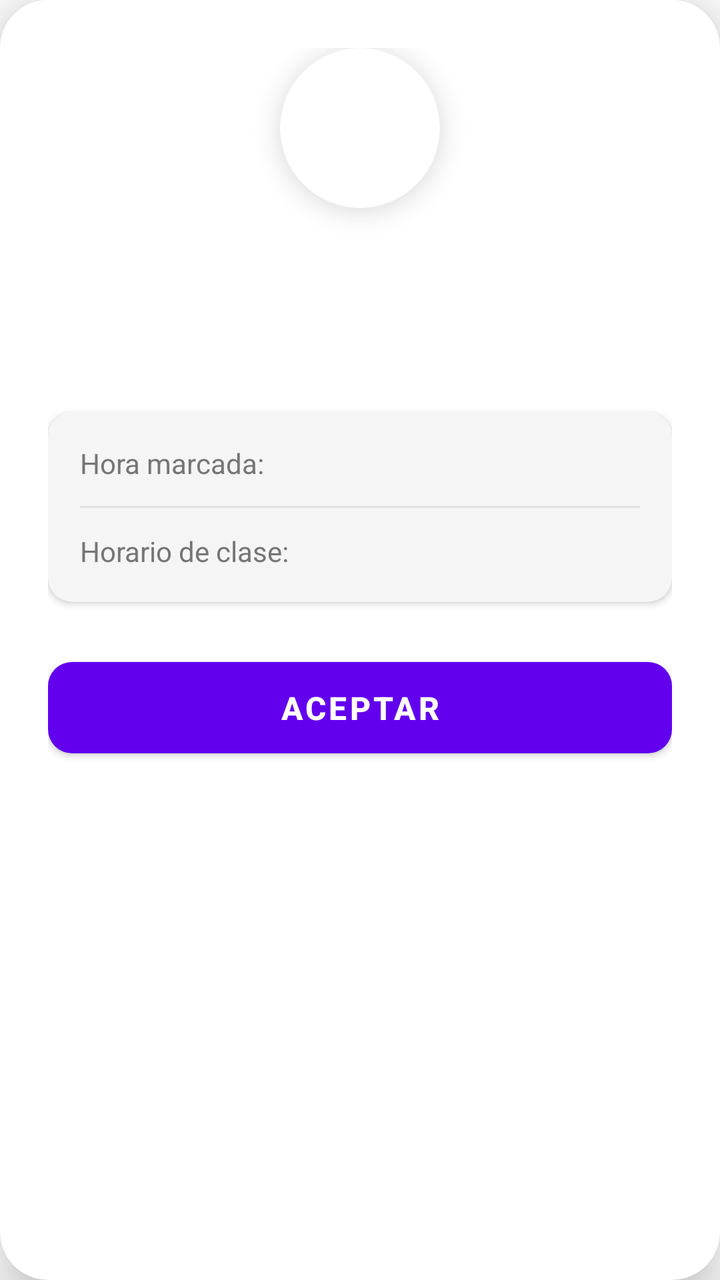
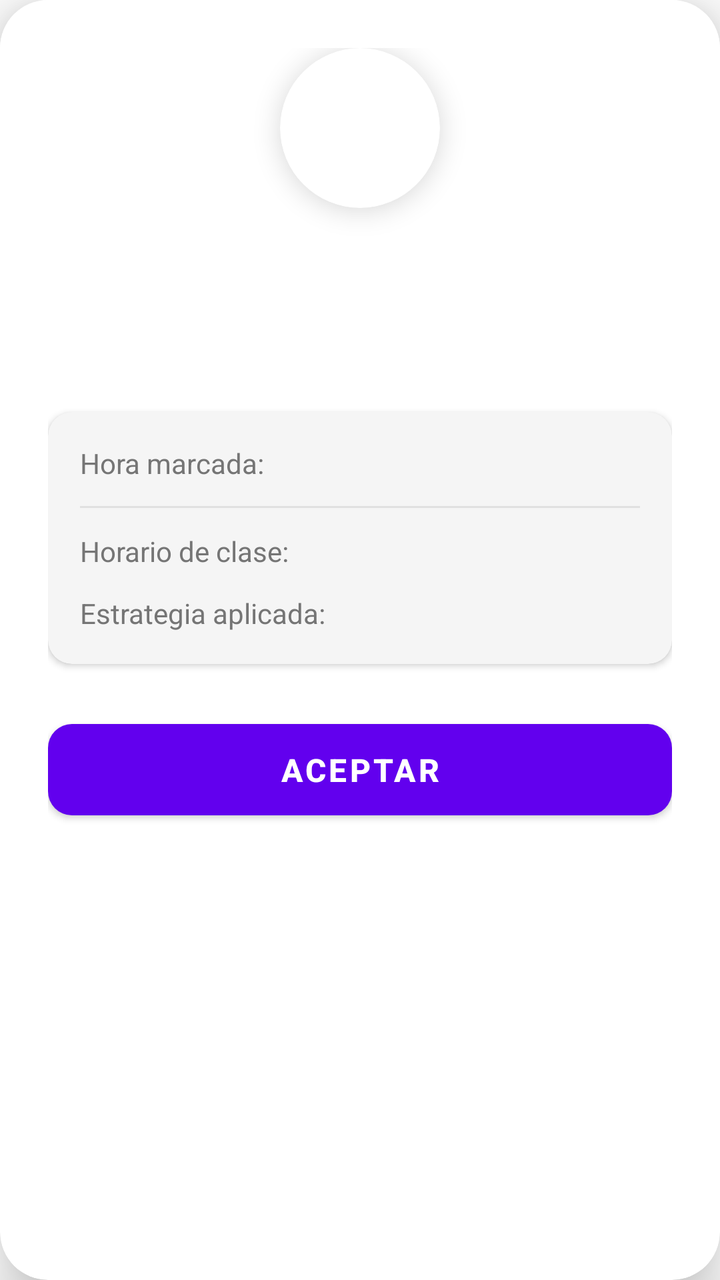

The first picture is an Android layout as it rendered before a commit; the second is the same layout after the commit. The layout source and the unified diff follow.
<!-- AndroidManifest.xml: application theme Theme.Asistente -->
<!-- res/layout/dialog_asistencia.xml -->
<?xml version="1.0" encoding="utf-8"?>
<com.google.android.material.card.MaterialCardView xmlns:android="http://schemas.android.com/apk/res/android"
    xmlns:app="http://schemas.android.com/apk/res-auto"
    android:layout_width="match_parent"
    android:layout_height="wrap_content"
    app:cardCornerRadius="24dp"
    app:cardElevation="16dp"
    app:cardBackgroundColor="#FFFFFF"
    android:layout_margin="24dp">

    <LinearLayout
        android:layout_width="match_parent"
        android:layout_height="wrap_content"
        android:orientation="vertical"
        android:padding="24dp"
        android:gravity="center_horizontal"
        android:background="#FFFFFF">

    
    <com.google.android.material.card.MaterialCardView
        android:id="@+id/cardIconoEstado"
        android:layout_width="80dp"
        android:layout_height="80dp"
        app:cardCornerRadius="40dp"
        app:cardElevation="8dp"
        android:layout_marginBottom="24dp">

        <ImageView
            android:id="@+id/ivIconoEstado"
            android:layout_width="match_parent"
            android:layout_height="match_parent"
            android:padding="20dp"
            android:scaleType="fitCenter" />
    </com.google.android.material.card.MaterialCardView>

    
    <TextView
        android:id="@+id/tvTituloEstado"
        android:layout_width="wrap_content"
        android:layout_height="wrap_content"
        android:textSize="24sp"
        android:textStyle="bold"
        android:textColor="#212121"
        android:layout_marginBottom="8dp" />

    
    <TextView
        android:id="@+id/tvMateriaInfo"
        android:layout_width="wrap_content"
        android:layout_height="wrap_content"
        android:textSize="16sp"
        android:textColor="#757575"
        android:gravity="center"
        android:layout_marginBottom="16dp" />

        
    <com.google.android.material.card.MaterialCardView
        android:layout_width="match_parent"
        android:layout_height="wrap_content"
        app:cardCornerRadius="12dp"
        app:cardElevation="2dp"
        app:cardBackgroundColor="#F5F5F5"
        android:layout_marginBottom="24dp">

        <LinearLayout
            android:layout_width="match_parent"
            android:layout_height="wrap_content"
            android:orientation="vertical"
            android:padding="16dp">

            <LinearLayout
                android:layout_width="match_parent"
                android:layout_height="wrap_content"
                android:orientation="horizontal"
                android:layout_marginBottom="12dp">

                <TextView
                    android:layout_width="0dp"
                    android:layout_height="wrap_content"
                    android:layout_weight="1"
                    android:text="@string/dialog_asistencia_hora_marcada"
                    android:textSize="14sp"
                    android:textColor="#757575" />

                <TextView
                    android:id="@+id/tvHoraMarcada"
                    android:layout_width="wrap_content"
                    android:layout_height="wrap_content"
                    android:textSize="14sp"
                    android:textStyle="bold"
                    android:textColor="#212121" />
            </LinearLayout>

            <View
                android:layout_width="match_parent"
                android:layout_height="1dp"
                android:background="#E0E0E0"
                android:layout_marginBottom="12dp" />

            <LinearLayout
                android:layout_width="match_parent"
                android:layout_height="wrap_content"
                android:orientation="horizontal">

                <TextView
                    android:layout_width="0dp"
                    android:layout_height="wrap_content"
                    android:layout_weight="1"
                    android:text="@string/dialog_asistencia_horario_clase"
                    android:textSize="14sp"
                    android:textColor="#757575" />

                <TextView
                    android:id="@+id/tvHorarioClase"
                    android:layout_width="wrap_content"
                    android:layout_height="wrap_content"
                    android:textSize="14sp"
                    android:textStyle="bold"
                    android:textColor="#212121" />
            </LinearLayout>
        </LinearLayout>
    </com.google.android.material.card.MaterialCardView>

    
    <com.google.android.material.button.MaterialButton
        android:id="@+id/btnAceptar"
        android:layout_width="match_parent"
        android:layout_height="wrap_content"
        android:text="Aceptar"
        android:textSize="16sp"
        android:textStyle="bold"
        app:cornerRadius="12dp"
        android:padding="12dp" />

    </LinearLayout>
</com.google.android.material.card.MaterialCardView>
<!-- resources referenced by this layout -->
<resources>
  <string name="dialog_asistencia_hora_marcada">Hora marcada:</string>
  <string name="dialog_asistencia_horario_clase">Horario de clase:</string>
  <style name="Theme.Asistente" parent="Theme.MaterialComponents.Light.NoActionBar" />
</resources>

<!-- the commit's change to res/layout/dialog_asistencia.xml (unified diff, before → after) -->
@@ -100,7 +100,8 @@
             <LinearLayout
                 android:layout_width="match_parent"
                 android:layout_height="wrap_content"
-                android:orientation="horizontal">
+                android:orientation="horizontal"
+                android:layout_marginBottom="12dp">
 
                 <TextView
                     android:layout_width="0dp"
@@ -118,6 +119,28 @@
                     android:textStyle="bold"
                     android:textColor="#212121" />
             </LinearLayout>
+
+            <LinearLayout
+                android:layout_width="match_parent"
+                android:layout_height="wrap_content"
+                android:orientation="horizontal">
+
+                <TextView
+                    android:layout_width="0dp"
+                    android:layout_height="wrap_content"
+                    android:layout_weight="1"
+                    android:text="@string/dialog_asistencia_estrategia_label"
+                    android:textSize="14sp"
+                    android:textColor="#757575" />
+
+                <TextView
+                    android:id="@+id/tvEstrategia"
+                    android:layout_width="wrap_content"
+                    android:layout_height="wrap_content"
+                    android:textSize="14sp"
+                    android:textStyle="bold"
+                    android:textColor="#212121" />
+            </LinearLayout>
         </LinearLayout>
     </com.google.android.material.card.MaterialCardView>
 
@@ -126,7 +149,7 @@
         android:id="@+id/btnAceptar"
         android:layout_width="match_parent"
         android:layout_height="wrap_content"
-        android:text="Aceptar"
+        android:text="@string/dialog_asistencia_aceptar"
         android:textSize="16sp"
         android:textStyle="bold"
         app:cornerRadius="12dp"
<!-- resource entries referenced after the edit -->
@@ -1,5 +1,7 @@
 <!-- resources referenced by this layout -->
 <resources>
+  <string name="dialog_asistencia_aceptar">Aceptar</string>
+  <string name="dialog_asistencia_estrategia_label">Estrategia aplicada:</string>
   <string name="dialog_asistencia_hora_marcada">Hora marcada:</string>
   <string name="dialog_asistencia_horario_clase">Horario de clase:</string>
   <style name="Theme.Asistente" parent="Theme.MaterialComponents.Light.NoActionBar" />
